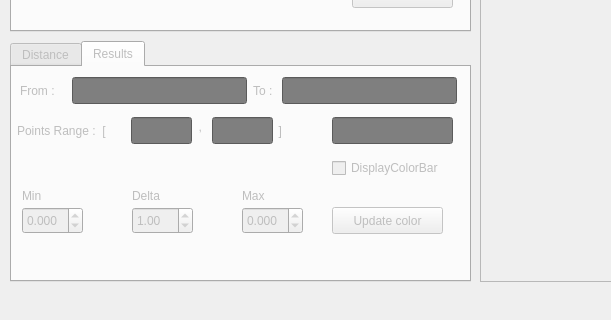
First picture: the form in 3DMeshMetric/meshMetricGui.ui, repository juliettepera/3DMetricTools, before the edit; both pictures show x 0 to 611 and y 448 to 768 of the 1024 by 768 pixel window.
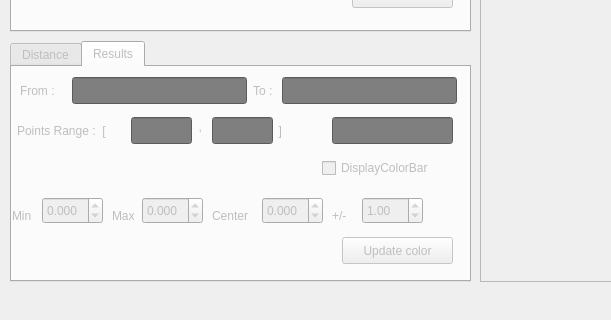
Second picture: the form after the edit. The open tabs and pages were chosen to show the change. Custom widgets are drawn as their Qt base class.

Commit message: ENH: change center almost good

```diff
--- a/3DMeshMetric/meshMetricGui.ui
+++ b/3DMeshMetric/meshMetricGui.ui
@@ -1337,8 +1337,8 @@
      <widget class="QDoubleSpinBox" name="doubleSpinBoxMin">
       <property name="geometry">
        <rect>
-        <x>10</x>
-        <y>140</y>
+        <x>30</x>
+        <y>130</y>
         <width>61</width>
         <height>27</height>
        </rect>
@@ -1796,8 +1796,8 @@
      <widget class="QLabel" name="label_2">
       <property name="geometry">
        <rect>
-        <x>230</x>
-        <y>120</y>
+        <x>100</x>
+        <y>140</y>
         <width>31</width>
         <height>17</height>
        </rect>
@@ -2754,8 +2754,8 @@
      <widget class="QLabel" name="label">
       <property name="geometry">
        <rect>
-        <x>10</x>
-        <y>120</y>
+        <x>0</x>
+        <y>140</y>
         <width>31</width>
         <height>17</height>
        </rect>
@@ -2767,8 +2767,8 @@
      <widget class="QPushButton" name="pushButtonUpdateColor">
       <property name="geometry">
        <rect>
-        <x>320</x>
-        <y>140</y>
+        <x>330</x>
+        <y>170</y>
         <width>111</width>
         <height>27</height>
        </rect>
@@ -3220,8 +3220,8 @@
      <widget class="QDoubleSpinBox" name="doubleSpinBoxMax">
       <property name="geometry">
        <rect>
-        <x>230</x>
-        <y>140</y>
+        <x>130</x>
+        <y>130</y>
         <width>61</width>
         <height>27</height>
        </rect>
@@ -3242,7 +3242,7 @@
      <widget class="QCheckBox" name="checkBoxColorBar">
       <property name="geometry">
        <rect>
-        <x>320</x>
+        <x>310</x>
         <y>90</y>
         <width>131</width>
         <height>22</height>
@@ -3258,8 +3258,8 @@
      <widget class="QDoubleSpinBox" name="doubleSpinBoxDelta">
       <property name="geometry">
        <rect>
-        <x>120</x>
-        <y>140</y>
+        <x>350</x>
+        <y>130</y>
         <width>61</width>
         <height>27</height>
        </rect>
@@ -3283,23 +3283,23 @@
      <widget class="QLabel" name="label_5">
       <property name="geometry">
        <rect>
-        <x>120</x>
-        <y>120</y>
+        <x>200</x>
+        <y>140</y>
         <width>51</width>
         <height>17</height>
        </rect>
       </property>
       <property name="text">
-       <string>Delta</string>
+       <string>Center</string>
       </property>
      </widget>
      <widget class="colorBar" name="widgetColor" native="true">
       <property name="geometry">
        <rect>
-        <x>10</x>
+        <x>0</x>
         <y>90</y>
-        <width>281</width>
-        <height>21</height>
+        <width>301</width>
+        <height>31</height>
        </rect>
       </property>
      </widget>
@@ -3740,6 +3740,41 @@
        <bool>true</bool>
       </property>
      </widget>
+     <widget class="QDoubleSpinBox" name="doubleSpinBoxCenter">
+      <property name="geometry">
+       <rect>
+        <x>250</x>
+        <y>130</y>
+        <width>61</width>
+        <height>27</height>
+       </rect>
+      </property>
+      <property name="toolTip">
+       <string>set the value of red</string>
+      </property>
+      <property name="decimals">
+       <number>3</number>
+      </property>
+      <property name="minimum">
+       <double>-99.989999999999995</double>
+      </property>
+      <property name="singleStep">
+       <double>0.010000000000000</double>
+      </property>
+     </widget>
+     <widget class="QLabel" name="label_6">
+      <property name="geometry">
+       <rect>
+        <x>320</x>
+        <y>140</y>
+        <width>31</width>
+        <height>17</height>
+       </rect>
+      </property>
+      <property name="text">
+       <string>+/-</string>
+      </property>
+     </widget>
     </widget>
    </widget>
   </widget>
```
Left out of the diff: 14 changed lines with no effect on the pictures. The commit also changes 24 other files.
